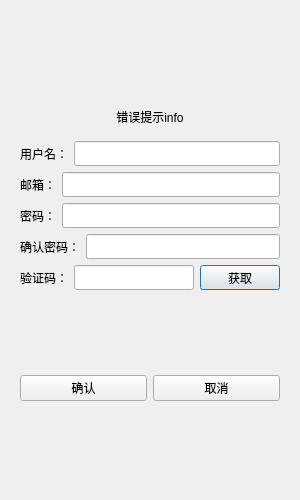
Qt form chatroom/registerdialog.ui (Xiangdangdang1/chatroom) before a commit.
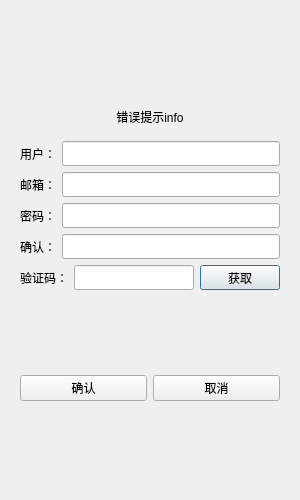
The same form after that commit.

Diff of the .ui file:
```diff
--- a/chatroom/registerdialog.ui
+++ b/chatroom/registerdialog.ui
@@ -78,7 +78,7 @@
               </size>
              </property>
              <property name="text">
-              <string>用户名：</string>
+              <string>用户：</string>
              </property>
             </widget>
            </item>
@@ -195,7 +195,7 @@
               </size>
              </property>
              <property name="text">
-              <string>确认密码：</string>
+              <string>确认：</string>
              </property>
             </widget>
            </item>
```
